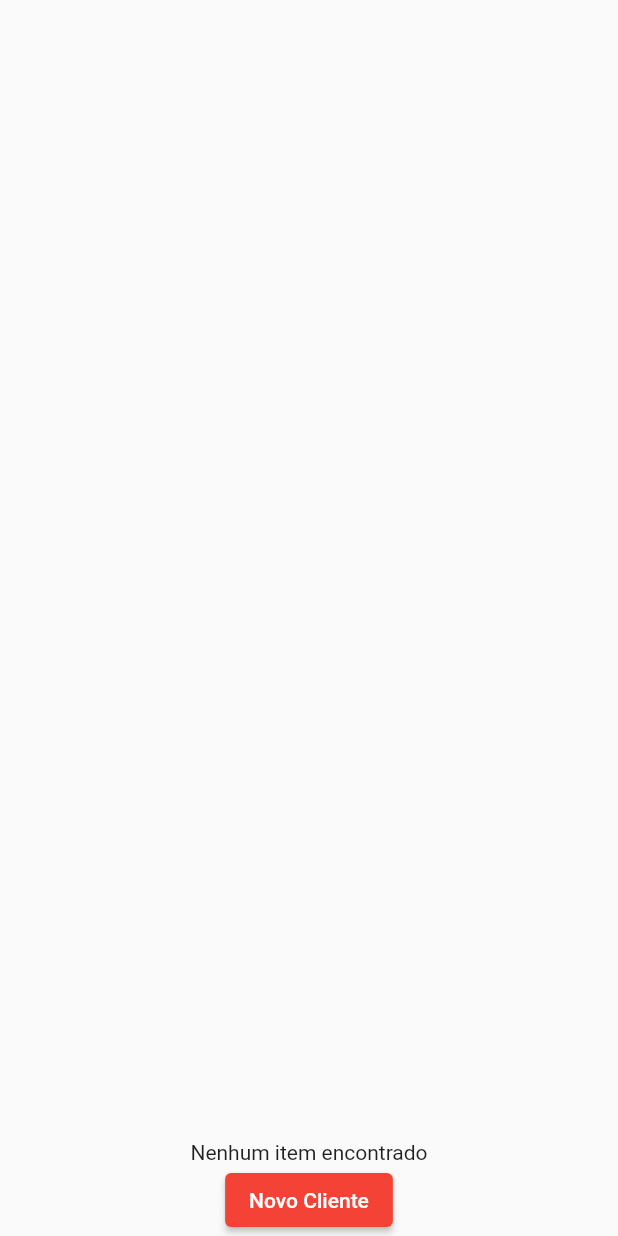
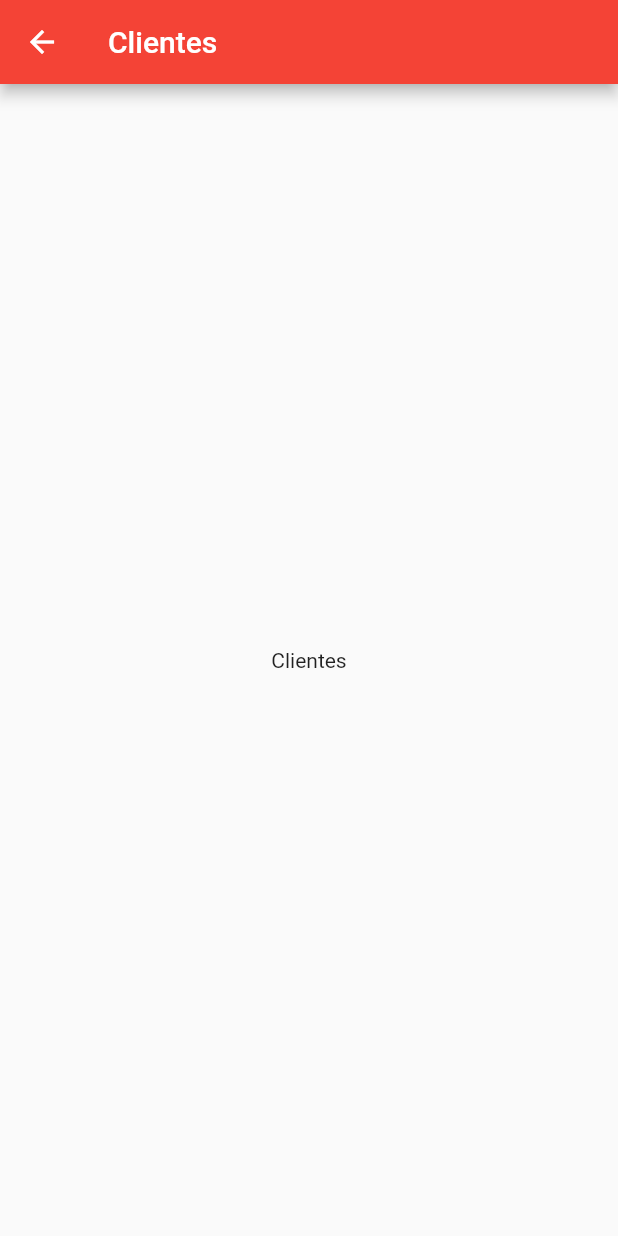
Before and after one commit to JonatasSOliveira/deprecated-chefpartner-flutter, a Flutter app: the DefaultListComponent screen opened directly, after a tap on "Novo Cliente", on a phone screen of 412 x 824 dp. Run offline on Flutter 3.47's test engine with Material 2 defaults, Android fonts, the phone set to English and light mode, and no system bars.

Commit message:
Initializing form pages

```diff
--- a/lib/src/components/default_list_component.dart
+++ b/lib/src/components/default_list_component.dart
@@ -2,13 +2,17 @@ import 'package:flutter/material.dart';
 
 class DefaultListComponent extends StatelessWidget {
   final String buttonText;
+  final String formRouteName;
 
   const DefaultListComponent({
     Key? key,
     required this.buttonText,
+    required this.formRouteName,
   }) : super(key: key);
 
-  void _onPressNewItem(BuildContext context) {}
+  void _onPressNewItem(BuildContext context) {
+    Navigator.pushNamed(context, formRouteName);
+  }
 
   @override
   Widget build(BuildContext context) {
--- a/lib/src/components/drawer_container.dart
+++ b/lib/src/components/drawer_container.dart
@@ -42,7 +42,7 @@ class DrawerContainer extends StatelessWidget {
           ),
           ListTile(
             title: const Text('Formas de Pagamentos'),
-            onTap: () => _navigateTo(context, '/payment_forms'),
+            onTap: () => _navigateTo(context, '/payment_methods'),
           )
         ]),
       ),
--- /dev/null
+++ b/lib/src/pages/customer_form.dart
@@ -0,0 +1,22 @@
+import 'package:flutter/material.dart';
+
+class CustomerForm extends StatefulWidget {
+  const CustomerForm({super.key});
+
+  @override
+  State<CustomerForm> createState() => _CustomerFormState();
+}
+
+class _CustomerFormState extends State<CustomerForm> {
+  @override
+  Widget build(BuildContext context) {
+    return Scaffold(
+      appBar: AppBar(
+        title: const Text('Clientes'),
+      ),
+      body: const Center(
+        child: Text('Clientes'),
+      ),
+    );
+  }
+}
--- a/lib/src/pages/cutomers.dart
+++ b/lib/src/pages/cutomers.dart
@@ -10,6 +10,7 @@ class Customers extends StatelessWidget {
   Widget build(BuildContext context) {
     return const DrawerContainer(
         title: 'Clientes',
-        child: DefaultListComponent(buttonText: 'Novo Cliente'));
+        child: DefaultListComponent(
+            buttonText: 'Novo Cliente', formRouteName: '/customer_form'));
   }
 }
--- a/lib/src/pages/orders.dart
+++ b/lib/src/pages/orders.dart
@@ -10,6 +10,7 @@ class Orders extends StatelessWidget {
   Widget build(BuildContext context) {
     return const DrawerContainer(
         title: 'Pedidos',
-        child: DefaultListComponent(buttonText: 'Novo Pedido'));
+        child: DefaultListComponent(
+            buttonText: 'Novo Pedido', formRouteName: '/order_form'));
   }
 }
--- a/lib/src/pages/products.dart
+++ b/lib/src/pages/products.dart
@@ -10,6 +10,7 @@ class Products extends StatelessWidget {
   Widget build(BuildContext context) {
     return const DrawerContainer(
         title: 'Produtos',
-        child: DefaultListComponent(buttonText: 'Novo Produto'));
+        child: DefaultListComponent(
+            buttonText: 'Novo Produto', formRouteName: '/product_form'));
   }
 }
```
Also changed, not shown: lib/src/app.dart (+10 -2 lines), lib/src/pages/order_form.dart (added, +22 -0 lines), lib/src/pages/payment_methods.dart (renamed from lib/src/pages/payment_forms.dart, +5 -3 lines), lib/src/pages/paytment_method_form.dart (added, +22 -0 lines), lib/src/pages/product_form.dart (added, +22 -0 lines).
